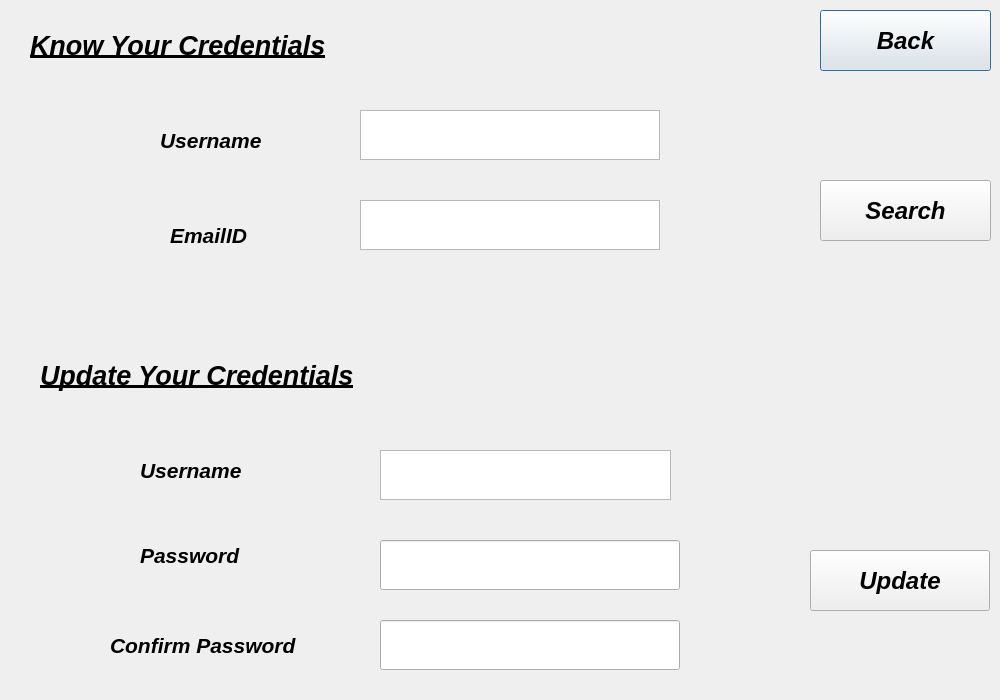
The window that informationretrieve.ui (imtheprince7/Todo-App) describes before a commit, drawn with Qt 5.
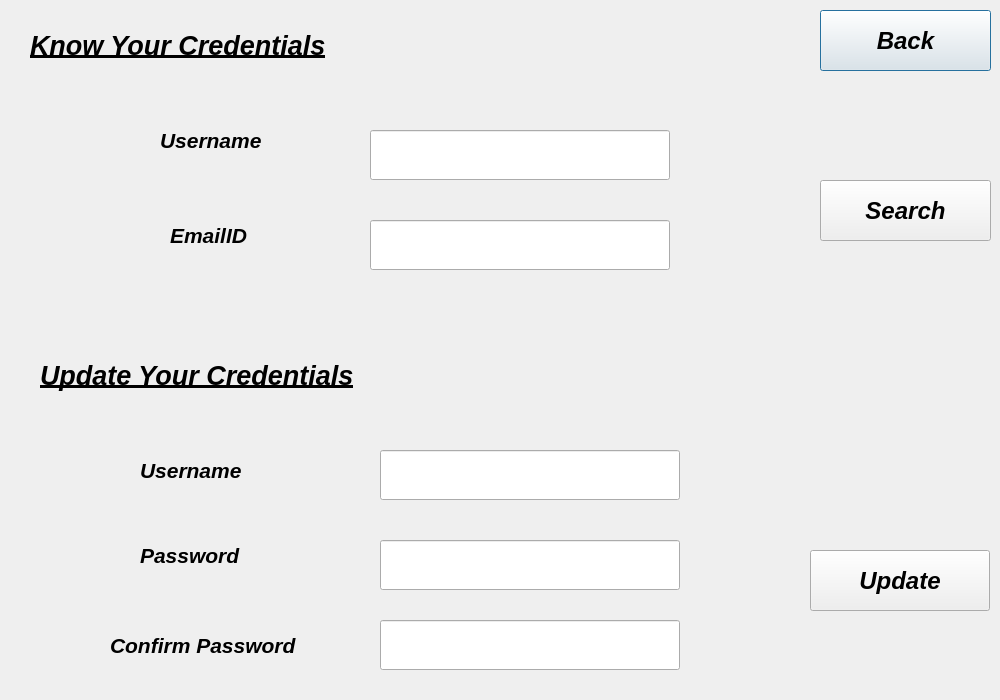
The same window after the commit.

What changed in the file:
```diff
--- a/informationretrieve.ui
+++ b/informationretrieve.ui
@@ -177,75 +177,6 @@
     <string>Search</string>
    </property>
   </widget>
-  <widget class="QTextBrowser" name="UsernameTextField">
-   <property name="geometry">
-    <rect>
-     <x>360</x>
-     <y>110</y>
-     <width>300</width>
-     <height>50</height>
-    </rect>
-   </property>
-   <property name="maximumSize">
-    <size>
-     <width>300</width>
-     <height>50</height>
-    </size>
-   </property>
-   <property name="font">
-    <font>
-     <pointsize>13</pointsize>
-     <italic>true</italic>
-     <bold>true</bold>
-    </font>
-   </property>
-  </widget>
-  <widget class="QTextBrowser" name="EmailIdTextField">
-   <property name="geometry">
-    <rect>
-     <x>360</x>
-     <y>200</y>
-     <width>300</width>
-     <height>50</height>
-    </rect>
-   </property>
-   <property name="maximumSize">
-    <size>
-     <width>300</width>
-     <height>50</height>
-    </size>
-   </property>
-   <property name="font">
-    <font>
-     <pointsize>13</pointsize>
-     <italic>true</italic>
-     <bold>true</bold>
-    </font>
-   </property>
-  </widget>
-  <widget class="QTextBrowser" name="UsernameTextField_2">
-   <property name="geometry">
-    <rect>
-     <x>380</x>
-     <y>450</y>
-     <width>291</width>
-     <height>50</height>
-    </rect>
-   </property>
-   <property name="maximumSize">
-    <size>
-     <width>300</width>
-     <height>50</height>
-    </size>
-   </property>
-   <property name="font">
-    <font>
-     <pointsize>13</pointsize>
-     <italic>false</italic>
-     <bold>false</bold>
-    </font>
-   </property>
-  </widget>
   <widget class="QLabel" name="label_3">
    <property name="geometry">
     <rect>
@@ -402,6 +333,84 @@
     <enum>QLineEdit::Password</enum>
    </property>
   </widget>
+  <widget class="QLineEdit" name="UsernameLineEdit">
+   <property name="geometry">
+    <rect>
+     <x>380</x>
+     <y>450</y>
+     <width>300</width>
+     <height>50</height>
+    </rect>
+   </property>
+   <property name="maximumSize">
+    <size>
+     <width>300</width>
+     <height>50</height>
+    </size>
+   </property>
+   <property name="font">
+    <font>
+     <pointsize>13</pointsize>
+     <italic>true</italic>
+     <bold>true</bold>
+    </font>
+   </property>
+   <property name="echoMode">
+    <enum>QLineEdit::Normal</enum>
+   </property>
+  </widget>
+  <widget class="QLineEdit" name="UsernameFirstLineEdit">
+   <property name="geometry">
+    <rect>
+     <x>370</x>
+     <y>130</y>
+     <width>300</width>
+     <height>50</height>
+    </rect>
+   </property>
+   <property name="maximumSize">
+    <size>
+     <width>300</width>
+     <height>50</height>
+    </size>
+   </property>
+   <property name="font">
+    <font>
+     <pointsize>13</pointsize>
+     <italic>true</italic>
+     <bold>true</bold>
+    </font>
+   </property>
+   <property name="echoMode">
+    <enum>QLineEdit::Normal</enum>
+   </property>
+  </widget>
+  <widget class="QLineEdit" name="EmailIdLineEdit">
+   <property name="geometry">
+    <rect>
+     <x>370</x>
+     <y>220</y>
+     <width>300</width>
+     <height>50</height>
+    </rect>
+   </property>
+   <property name="maximumSize">
+    <size>
+     <width>300</width>
+     <height>50</height>
+    </size>
+   </property>
+   <property name="font">
+    <font>
+     <pointsize>13</pointsize>
+     <italic>true</italic>
+     <bold>true</bold>
+    </font>
+   </property>
+   <property name="echoMode">
+    <enum>QLineEdit::Normal</enum>
+   </property>
+  </widget>
  </widget>
  <resources/>
  <connections/>
```
